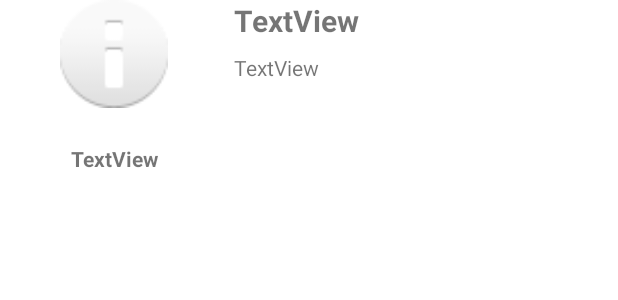
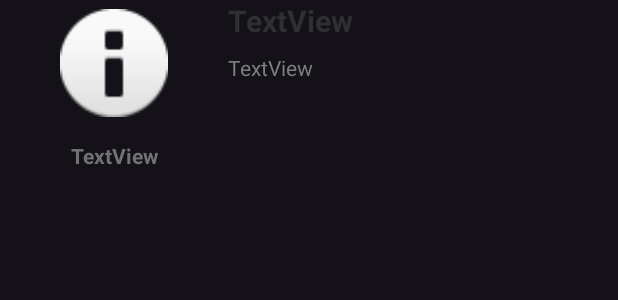
Before and after one commit to ImrulAnwar/NewsApi, an Android app: the layout article_item.xml on its own in the app's theme, with its tools: preview values and no code run, on a phone screen of 412 x 824 dp. Shown: the top 300 px of the screen. Run offline under Robolectric (Android 15) with nearby library versions, the phone set to English and light mode, and no system bars; network calls fail.

Commit message:
Changed the UI Theme

```diff
--- a/app/src/main/res/layout/activity_main.xml
+++ b/app/src/main/res/layout/activity_main.xml
@@ -3,7 +3,7 @@
         xmlns:tools="http://schemas.android.com/tools"
         xmlns:app="http://schemas.android.com/apk/res-auto"
         android:layout_width="match_parent"
-        android:background="@color/black"
+        android:background="#1A191E"
         android:layout_height="match_parent"
         tools:context=".ui.activities.MainActivity">
 
@@ -28,6 +28,7 @@
             app:layout_constraintEnd_toEndOf="parent"
             app:layout_constraintHorizontal_bias="0.559"
             app:layout_constraintBottom_toBottomOf="parent"
+            app:labelVisibilityMode="unlabeled"
             android:background="@drawable/bottom_toolbar_background"
             android:id="@+id/bottomNavigationView"
             app:menu="@menu/bottom_navigation_menu" />
--- a/app/src/main/res/layout/article_item.xml
+++ b/app/src/main/res/layout/article_item.xml
@@ -14,32 +14,37 @@
             app:srcCompat="@android:drawable/ic_dialog_info"
             android:id="@+id/ivArticleImage"
             app:layout_constraintTop_toTopOf="parent"
-            app:layout_constraintStart_toStartOf="parent" />
+            app:layout_constraintStart_toStartOf="parent"
+            android:layout_marginTop="6dp" />
 
     <TextView
             android:text="TextView"
             android:layout_width="0dp"
             android:layout_height="wrap_content"
             android:id="@+id/tvArticleTitle"
+            android:textStyle="bold"
+            android:textSize="20sp"
+            android:singleLine="true"
+            app:layout_constraintEnd_toEndOf="parent"
+            android:textColor="#303030"
             app:layout_constraintTop_toTopOf="parent"
             app:layout_constraintStart_toEndOf="@+id/ivArticleImage"
-            android:textStyle="bold"
-            android:textSize="20sp"
-            android:layout_marginStart="20sp"
-            android:singleLine="true"
-            app:layout_constraintEnd_toEndOf="parent" />
+            app:layout_constraintHorizontal_bias="1.0"
+            android:layout_marginStart="16dp" />
 
     <TextView
             android:text="TextView"
             android:layout_width="0dp"
-            android:layout_height="84dp"
+            android:layout_height="0dp"
             android:id="@+id/tvArticleDescription"
             app:layout_constraintTop_toBottomOf="@+id/tvArticleTitle"
             app:layout_constraintEnd_toEndOf="parent"
             app:layout_constraintBottom_toBottomOf="@+id/tvSource"
             app:layout_constraintVertical_bias="0.0"
             app:layout_constraintStart_toStartOf="@+id/tvArticleTitle"
-            android:layout_marginTop="8dp" />
+            android:layout_marginTop="8dp"
+            android:textColor="#7F7F7F"
+            android:maxLines="4" />
 
     <TextView
             android:text="TextView"
@@ -48,9 +53,10 @@
             android:id="@+id/tvSource"
             android:gravity="center"
             android:textStyle="bold"
-            app:layout_constraintEnd_toStartOf="@+id/tvArticleDescription"
-            app:layout_constraintStart_toStartOf="parent"
+            app:layout_constraintStart_toStartOf="@+id/ivArticleImage"
             app:layout_constraintTop_toBottomOf="@+id/ivArticleImage"
-            android:layout_marginTop="24dp"
-            app:layout_constraintHorizontal_bias="0.0" />
+            android:layout_marginTop="16dp"
+            app:layout_constraintHorizontal_bias="0.666"
+            android:textColor="#727272"
+            app:layout_constraintEnd_toEndOf="@+id/ivArticleImage" />
 </androidx.constraintlayout.widget.ConstraintLayout>
--- a/app/src/main/res/menu/bottom_navigation_menu.xml
+++ b/app/src/main/res/menu/bottom_navigation_menu.xml
@@ -1,5 +1,6 @@
 <?xml version="1.0" encoding="utf-8"?>
-<menu xmlns:android="http://schemas.android.com/apk/res/android">
+<menu xmlns:android="http://schemas.android.com/apk/res/android"
+        xmlns:app="http://schemas.android.com/apk/res-auto">
 
     <item
             android:title="@string/breaking_news"
--- a/app/src/main/res/values-night/themes.xml
+++ b/app/src/main/res/values-night/themes.xml
@@ -1,6 +1,6 @@
 <resources xmlns:tools="http://schemas.android.com/tools">
     <!-- Base application theme. -->
-    <style name="Theme.NewsAPI" parent="Theme.MaterialComponents.Light">
+    <style name="Theme.NewsAPI" parent="Theme.Material3.Dark">
         <!-- Primary brand color. -->
         <item name="colorPrimary">@color/black</item>
         <item name="colorPrimaryVariant">@color/purple_700</item>
@@ -8,10 +8,10 @@
         <!-- Secondary brand color. -->
         <item name="colorSecondary">#949494</item>
         <item name="colorSecondaryVariant">@color/teal_700</item>
-        <item name="colorOnSecondary">@color/black</item>
+        <item name="colorOnSecondary">@color/white</item>
         <!-- Status bar color. -->
-        <item name="android:statusBarColor" tools:targetApi="l">@color/black</item>
-        <item name="android:navigationBarColor" >@color/black</item>
+        <item name="android:statusBarColor" tools:targetApi="l">#1A191E</item>
+        <item name="android:navigationBarColor" >#1A191E</item>
         <!-- Customize your theme here. -->
         <item name="android:forceDarkAllowed" tools:targetApi="q">false</item>
     </style>
--- a/app/src/main/res/values/themes.xml
+++ b/app/src/main/res/values/themes.xml
@@ -1,6 +1,6 @@
 <resources xmlns:tools="http://schemas.android.com/tools">
     <!-- Base application theme. -->
-    <style name="Theme.NewsAPI" parent="Theme.MaterialComponents.Light">
+    <style name="Theme.NewsAPI" parent="Theme.Material3.Dark">
         <!-- Primary brand color. -->
         <item name="colorPrimary">@color/black</item>
         <item name="colorPrimaryVariant">@color/purple_700</item>
@@ -8,11 +8,18 @@
         <!-- Secondary brand color. -->
         <item name="colorSecondary">#949494</item>
         <item name="colorSecondaryVariant">@color/teal_700</item>
-        <item name="colorOnSecondary">@color/black</item>
+        <item name="colorOnSecondary">@color/white</item>
         <!-- Status bar color. -->
-        <item name="android:statusBarColor" tools:targetApi="l">@color/black</item>
-        <item name="android:navigationBarColor" >@color/black</item>
+        <item name="android:statusBarColor" tools:targetApi="l">#1A191E</item>
+        <item name="android:navigationBarColor" >#1A191E</item>
         <!-- Customize your theme here. -->
         <item name="android:forceDarkAllowed" tools:targetApi="q">false</item>
+        <item name="android:textColor">@color/black</item>
+    </style>
+    <style name="TitleBarTextAppearance" parent="android:TextAppearance">
+<!--        <item name="android:fontFamily">@font/your_desired_font</item>-->
+        <item name="android:textSize">23sp</item>
+        <item name="android:textStyle">bold</item>
+<!--        <item name="android:textColor">@android:color/white</item>-->
     </style>
 </resources>
```
Also changed, not shown: app/src/main/java/com/example/newsapi/ui/activities/MainActivity.kt (+12 -0 lines), app/src/main/res/navigation/news_nav_graph.xml (+9 -5 lines), 48 other files.
